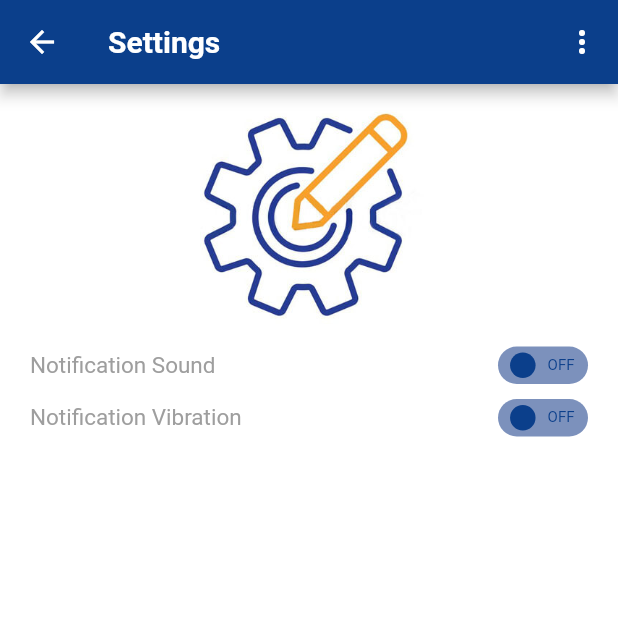
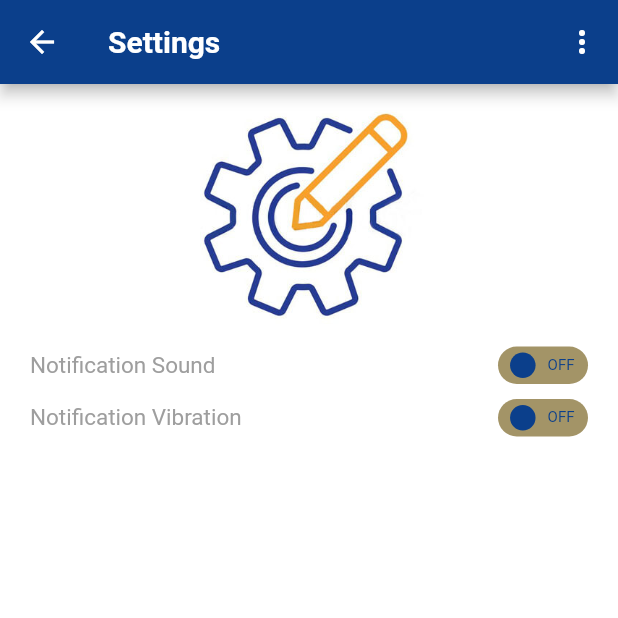
Before and after one commit to shijinkv98/driver_app, a Flutter app: the Setting screen opened by its route, on a phone screen of 412 x 824 dp, the top half of it. Run offline on Flutter 3.47's test engine with Material 2 defaults, Android fonts, the phone set to English and light mode, and no system bars; our stand-ins replace firebase_core, firebase_messaging, flutter_local_notifications, fluttertoast, geolocator, google_maps_flutter and 1 more; missing offline and left inert: flutter_polyline_points; accounts and stored records are empty.

Commit message:
push notification completed

```diff
--- a/lib/page/network/response/HomeScreenResponse.dart
+++ b/lib/page/network/response/HomeScreenResponse.dart
@@ -355,6 +355,7 @@ class Deliaddressacc {
   String lat;
   String long;
   String mobile;
+  String ccode;
 
   Deliaddressacc(
       {this.name,
@@ -366,6 +367,7 @@ class Deliaddressacc {
         this.lat,
         this.long,
         this.mobile,
+        this.ccode,
       });
 
   Deliaddressacc.fromJson(Map<String, dynamic> json) {
@@ -378,6 +380,7 @@ class Deliaddressacc {
     lat = json['lat'];
     long = json['long'];
     mobile = json['mobile'];
+    ccode = json['ccode'];
   }
 
   Map<String, dynamic> toJson() {
@@ -391,6 +394,7 @@ class Deliaddressacc {
     data['lat'] = this.lat;
     data['long'] = this.long;
     data['mobile'] = this.mobile;
+    data['ccode'] = this.ccode;
     return data;
   }
 }
--- a/lib/page/screens/home_screen2.dart
+++ b/lib/page/screens/home_screen2.dart
@@ -489,7 +489,7 @@ class _HomeScreenState extends State<HomeScreenNew> {
           width: 80.0,
           height: 80,
           fit: BoxFit.fitHeight,
-          placeholder: 'assets/images/homemade.jpg',
+          placeholder: 'assets/images/logo_1.png',
           image: orders.customer_img,
           // image: orders.image,
           // image: order?.packageInfo?.origination?.logo ?? '',
@@ -1410,7 +1410,7 @@ class _HomeScreenState extends State<HomeScreenNew> {
             height: 100,
             fit: BoxFit.fitHeight,
             placeholder: 'assets/images/logo_1.png',
-            image: 'assets/images/homemade.jpg',
+            image: 'assets/images/logo_1.png',
             // image: orders.image,
             // image: order?.packageInfo?.origination?.logo ?? '',
           ),
--- a/lib/page/screens/login_screen.dart
+++ b/lib/page/screens/login_screen.dart
@@ -11,7 +11,6 @@ import 'package:projectname33/page/network/response/login_response.dart';
 import 'package:projectname33/page/notifier/loading_notifier.dart';
 import 'package:projectname33/page/notifier/loginnotifier.dart';
 import 'package:provider/provider.dart';
-
 import 'forgotpassword.dart';
 import 'home_screen2.dart';
 
--- a/lib/page/screens/order_details_new.dart
+++ b/lib/page/screens/order_details_new.dart
@@ -993,7 +993,7 @@ Widget getDeliveryAddress(){
                   textColor: Colors.white,
                   color: colorPrimary,
                   onPressed: () {
-                    String phone =deliaddressacc.mobile;
+                    String phone =deliaddressacc.ccode+deliaddressacc.mobile;
                     if (phone != null && phone.trim().isNotEmpty) {
                       phone = 'tel:$phone';
                       if ( canLaunch(phone) != null) {
@@ -1018,7 +1018,7 @@ Widget getDeliveryAddress(){
                   textColor: Colors.white,
                   color: Color.fromARGB(255, 159, 145, 101),
                   onPressed: () {
-                    String phone ='${'wa.me/'}${deliaddressacc.mobile}${'/?text'}=${Uri.parse('Hi')}';
+                    String phone ='${'wa.me/'}${deliaddressacc.ccode+deliaddressacc.mobile}${'/?text'}=${Uri.parse('Hi')}';
                     if (phone != null && phone.trim().isNotEmpty) {
                       phone = 'https:$phone';
                       if ( canLaunch(phone) != null) {
--- a/lib/page/screens/settings.dart
+++ b/lib/page/screens/settings.dart
@@ -124,7 +124,7 @@ class _SettingState extends State<Setting> {
                           value: isSwitched,
                           activeColor: colorPrimaryLight,
                           activeTextColor: colorPrimary,
-                          inactiveColor: colorPrimaryLight,
+                          inactiveColor: iconColor1,
                           inactiveTextColor: colorPrimary,
                           onChanged: (value) {
 
@@ -153,7 +153,7 @@ class _SettingState extends State<Setting> {
                      value: isSwitched,
                      activeColor: colorPrimaryLight,
                      activeTextColor: colorPrimary,
-                     inactiveColor: colorPrimaryLight,
+                     inactiveColor: iconColor1,
                      inactiveTextColor: colorPrimary,
                      onChanged: (value) {
                        print("VALUE : $value");
```
Also changed, not shown: pubspec.yaml (line endings or trailing spaces), 1 other file.
